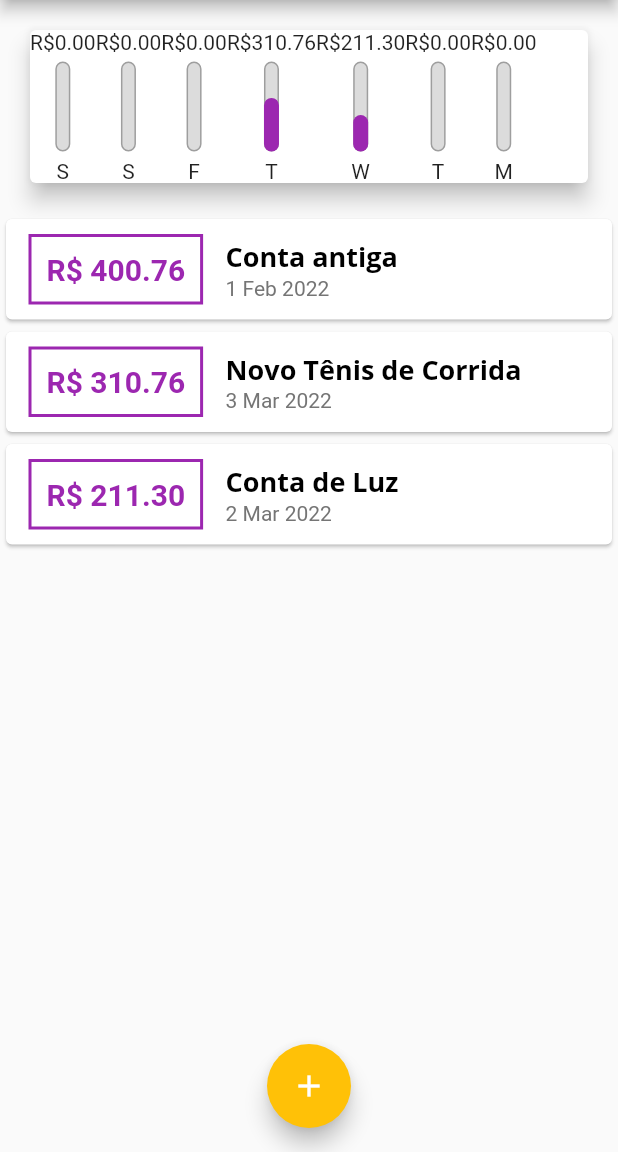
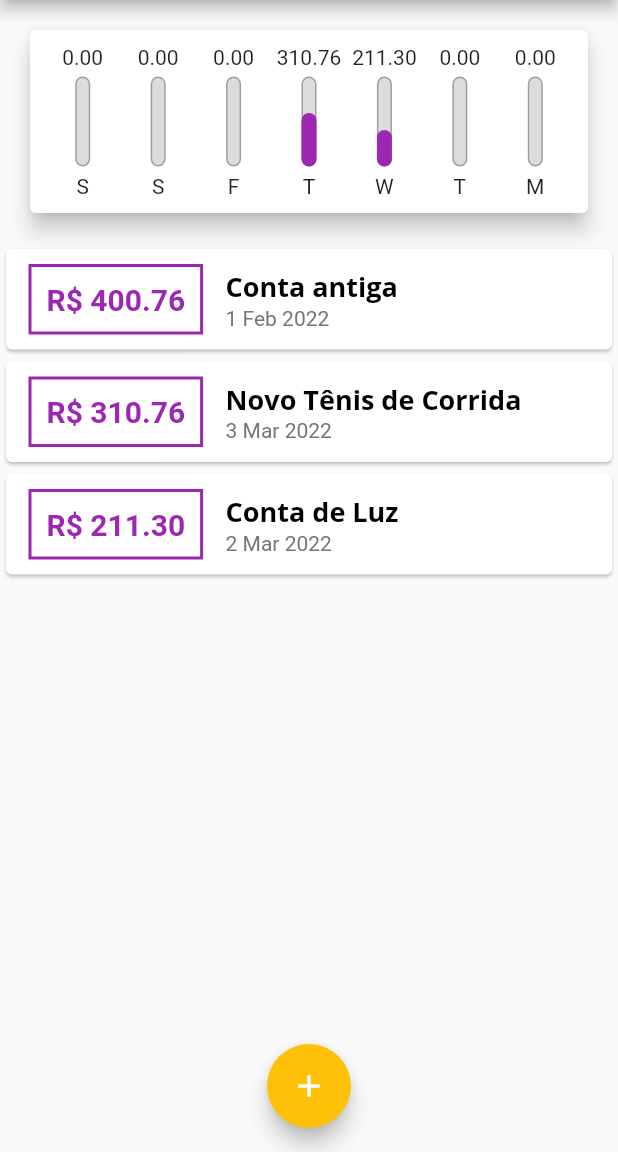
Before and after one commit to IcaroMourao/expenses-flutter, a Flutter app: the screen it shows after launch, on a phone screen of 412 x 824 dp, the part 84-1236 px from its top. Run offline on Flutter 3.47's test engine with Material 2 defaults, Android fonts, the phone set to English and light mode, and no system bars.

Commit message:
Realiza ajustes de design [aula-128]

```diff
--- a/lib/components/chart.dart
+++ b/lib/components/chart.dart
@@ -44,14 +44,21 @@ class Chart extends StatelessWidget {
     return Card(
       elevation: 6,
       margin: EdgeInsets.all(20),
+      child: Padding(
+        padding: EdgeInsets.all(10),
         child: Row(
+          mainAxisAlignment: MainAxisAlignment.spaceAround,
           children: groupedTransactions.map((tr) {
-          return ChartBar(
+            return Flexible(
+              fit: FlexFit.tight,
+              child: ChartBar(
                 label: tr['day'].toString(),
                 value: (tr['value'] as double),
                 percentage: (tr['value'] as double) / _weekTotalValue,
+              ),
             );
           }).toList(),
+        ),
       ),
     );
   }
--- a/lib/components/chart_bar.dart
+++ b/lib/components/chart_bar.dart
@@ -15,7 +15,9 @@ class ChartBar extends StatelessWidget {
   Widget build(BuildContext context) {
     return Column(
       children: <Widget>[
-        Text('R\$${value.toStringAsFixed(2)}'),
+        FittedBox(
+          child: Text('${value.toStringAsFixed(2)}'),
+        ),
         SizedBox(height: 5),
         Container(
           height: 60,
```
Lines whose indentation alone changed are shown as unchanged.
